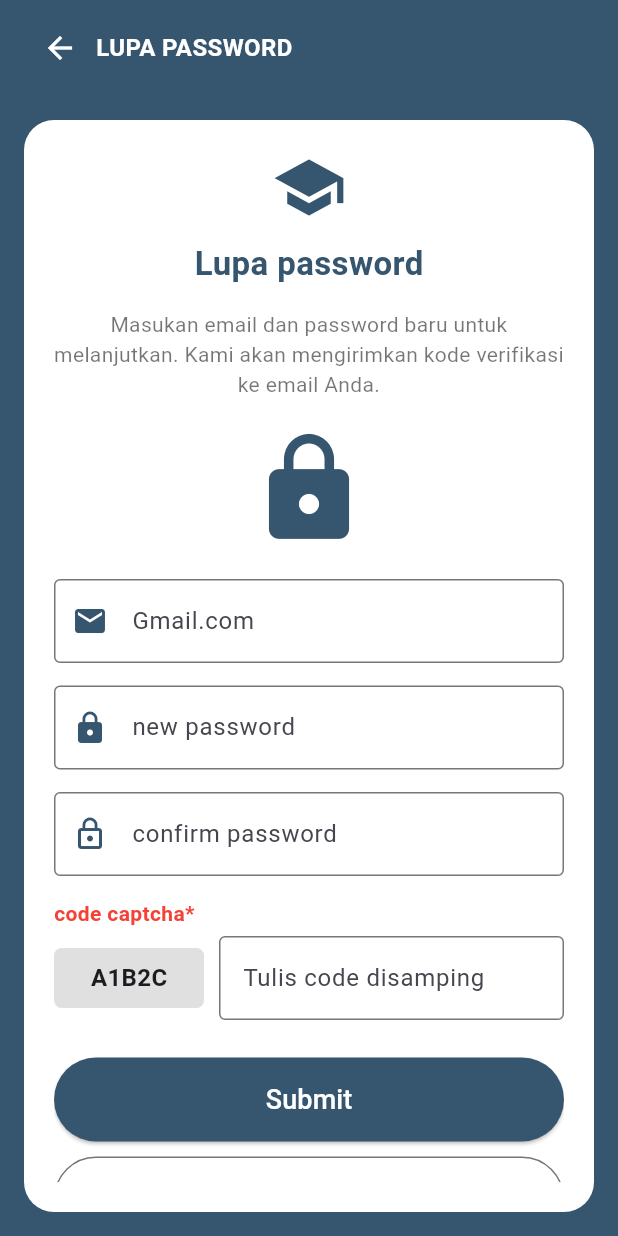
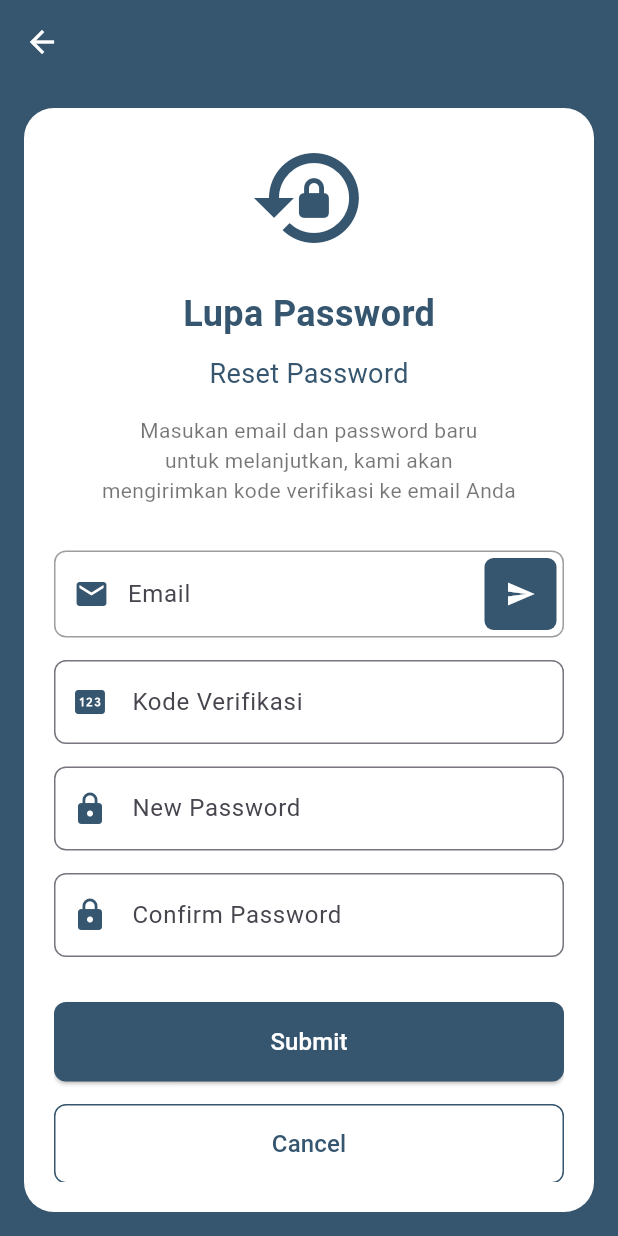
Before and after one commit to Dnoirzz/project_5c_2, a Flutter app: the ForgotPasswordScreen screen opened directly, on a phone screen of 412 x 824 dp. Run offline on Flutter 3.47's test engine with Material 3 defaults, Android fonts, the phone set to English and light mode, and no system bars; our stand-ins replace fl_chart, flutter_typeahead, image_picker.

Commit message:
hapus captcha dan modifikasi button forget password

```diff
--- a/lib/scr/forgot_scr.dart
+++ b/lib/scr/forgot_scr.dart
@@ -1,47 +1,21 @@
-import 'package:SPMB/services/auth_servise.dart';
 import 'package:flutter/material.dart';
-import 'package:http/http.dart' as http;
-import 'dart:convert';
 
 class ForgotPasswordScreen extends StatelessWidget {
   const ForgotPasswordScreen({super.key});
 
   @override
   Widget build(BuildContext context) {
-    TextEditingController emailController = TextEditingController();
-    TextEditingController newPasswordController = TextEditingController();
-    TextEditingController konfirmasiPasswordController =
-        TextEditingController();
     return Scaffold(
       backgroundColor: const Color(0xFF36566F),
-      body: SafeArea(
-        child: Column(
-          children: [
-            // Header
-            Padding(
-              padding: const EdgeInsets.symmetric(horizontal: 16, vertical: 8),
-              child: Row(
-                children: [
-                  IconButton(
+      appBar: AppBar(
+        backgroundColor: Colors.transparent,
+        elevation: 0,
+        leading: IconButton(
           icon: const Icon(Icons.arrow_back, color: Colors.white),
-                    onPressed: () {
-                      Navigator.pop(context);
-                    },
-                  ),
-                  const Text(
-                    "LUPA PASSWORD",
-                    style: TextStyle(
-                      color: Colors.white,
-                      fontSize: 16,
-                      fontWeight: FontWeight.bold,
-                    ),
-                  )
-                ],
+          onPressed: () => Navigator.pop(context),
         ),
       ),
-
-            // Card Konten
-            Expanded(
+      body: SafeArea(
         child: Container(
           width: double.infinity,
           margin: const EdgeInsets.all(16),
@@ -54,129 +28,141 @@ class ForgotPasswordScreen extends StatelessWidget {
             child: Column(
               crossAxisAlignment: CrossAxisAlignment.center,
               children: [
-                      // Ikon cap wisuda
-                      const Icon(Icons.school,
-                          size: 50, color: Color(0xFF36566F)),
-                      const SizedBox(height: 10),
+                // Icon at the top
+                const Icon(
+                  Icons.lock_reset,
+                  size: 80,
+                  color: Color(0xFF36566F),
+                ),
 
+                const SizedBox(height: 20),
+
+                // Title
                 const Text(
-                        "Lupa password",
+                  "Lupa Password",
                   style: TextStyle(
-                          fontSize: 22,
+                    fontSize: 24,
                     fontWeight: FontWeight.bold,
                     color: Color(0xFF36566F),
                   ),
                 ),
+
+                const SizedBox(height: 10),
+
+                // Subtitle
+                const Text(
+                  "Reset Password",
+                  style: TextStyle(
+                    fontSize: 18,
+                    color: Color(0xFF36566F),
+                  ),
+                ),
+
                 const SizedBox(height: 15),
 
+                // Description
                 const Text(
-                        "Masukan email dan password baru untuk melanjutkan. "
-                        "Kami akan mengirimkan kode verifikasi ke email Anda.",
+                  "Masukan email dan password baru\nuntuk melanjutkan, kami akan\nmengirimkan kode verifikasi ke email Anda",
                   textAlign: TextAlign.center,
-                        style: TextStyle(color: Colors.black54, fontSize: 14),
+                  style: TextStyle(
+                    color: Colors.black54,
+                    fontSize: 14,
+                  ),
                 ),
 
-                      const SizedBox(height: 20),
+                const SizedBox(height: 30),
 
-                      const Icon(Icons.lock,
-                          size: 80, color: Color(0xFF36566F)),
-
-                      const SizedBox(height: 20),
-
-                      // Input Email
-                      TextField(
-                        controller: emailController,
+                // Email TextField with Send Button
+                Container(
+                  decoration: BoxDecoration(
+                    border: Border.all(color: Colors.grey),
+                    borderRadius: BorderRadius.circular(8),
+                  ),
+                  child: Row(
+                    children: [
+                      const Padding(
+                        padding: EdgeInsets.only(left: 12),
+                        child: Icon(Icons.email, color: Color(0xFF36566F)),
+                      ),
+                      Expanded(
+                        child: TextField(
                           decoration: const InputDecoration(
-                          prefixIcon:
-                              Icon(Icons.email, color: Color(0xFF36566F)),
-                          labelText: "Gmail.com",
-                          border: OutlineInputBorder(),
+                            hintText: "Email",
+                            border: InputBorder.none,
+                            contentPadding: EdgeInsets.symmetric(horizontal: 12),
                           ),
                         ),
-                      const SizedBox(height: 15),
-
-                      // Input Code Verifikasi
-                      // const TextField(
-                      //   controller: codeController,
-                      //   decoration: InputDecoration(
-                      //     prefixIcon:
-                      //         Icon(Icons.verified, color: Color(0xFF36566F)),
-                      //     labelText: "code verifikasi",
-                      //     border: OutlineInputBorder(),
-                      //   ),
-                      // ),
-
-                      // Input New Password
-                      TextField(
-                        controller: newPasswordController,
-                        obscureText: true,
-                        decoration: const InputDecoration(
-                          prefixIcon:
-                              Icon(Icons.lock, color: Color(0xFF36566F)),
-                          labelText: "new password",
-                          border: OutlineInputBorder(),
                       ),
+                      Container(
+                        margin: const EdgeInsets.all(4),
+                        decoration: BoxDecoration(
+                          color: const Color(0xFF36566F),
+                          borderRadius: BorderRadius.circular(6),
                         ),
-                      const SizedBox(height: 15),
-
-                      // Input Confirm Password
-                      TextField(
-                        controller: konfirmasiPasswordController,
-                        obscureText: true,
-                        decoration: const InputDecoration(
-                          prefixIcon: Icon(Icons.lock_outline,
-                              color: Color(0xFF36566F)),
-                          labelText: "confirm password",
-                          border: OutlineInputBorder(),
-                        ),
-                      ),
-                      const SizedBox(height: 15),
-
-                      // Input Captcha
-                      Column(
-                        crossAxisAlignment: CrossAxisAlignment.start,
-                        children: [
-                          const Text(
-                            "code captcha*",
-                            style: TextStyle(
-                              color: Colors.red,
-                              fontWeight: FontWeight.bold,
-                            ),
-                          ),
-                          const SizedBox(height: 5),
-                          Row(
-                            children: [
-                              Container(
-                                width: 100,
-                                height: 40,
-                                alignment: Alignment.center,
-                                decoration: BoxDecoration(
-                                  color: Colors.grey[300],
-                                  borderRadius: BorderRadius.circular(5),
-                                ),
-                                child: const Text(
-                                  "A1B2C",
-                                  style: TextStyle(
-                                      fontWeight: FontWeight.bold,
-                                      fontSize: 16),
-                                ),
-                              ),
-                              const SizedBox(width: 10),
-                              const Expanded(
-                                child: TextField(
-                                  decoration: InputDecoration(
-                                    hintText: "Tulis code disamping",
-                                    border: OutlineInputBorder(),
-                                  ),
+                        child: IconButton(
+                          icon: const Icon(Icons.send, color: Colors.white, size: 20),
+                          onPressed: () {
+                            // Handle send verification code
+                          },
                         ),
                       ),
                     ],
                   ),
-                        ],
                 ),
 
-                      const SizedBox(height: 25),
+                const SizedBox(height: 15),
 
+                // Token Verification TextField
+                TextField(
+                  decoration: InputDecoration(
+                    prefixIcon: const Icon(
+                      Icons.pin,
+                      color: Color(0xFF36566F),
+                    ),
+                    hintText: "Kode Verifikasi",
+                    border: OutlineInputBorder(
+                      borderRadius: BorderRadius.circular(8),
+                    ),
+                  ),
+                ),
+
+                const SizedBox(height: 15),
+
+                // New Password TextField
+                TextField(
+                  obscureText: true,
+                  decoration: InputDecoration(
+                    prefixIcon: const Icon(
+                      Icons.lock,
+                      color: Color(0xFF36566F),
+                    ),
+                    hintText: "New Password",
+                    border: OutlineInputBorder(
+                      borderRadius: BorderRadius.circular(8),
+                    ),
+                  ),
+                ),
+
+                const SizedBox(height: 15),
+
+                // Confirm Password TextField
+                TextField(
+                  obscureText: true,
+                  decoration: InputDecoration(
+                    prefixIcon: const Icon(
+                      Icons.lock,
+                      color: Color(0xFF36566F),
+                    ),
+                    hintText: "Confirm Password",
+                    border: OutlineInputBorder(
+                      borderRadius: BorderRadius.circular(8),
+                    ),
+                  ),
+                ),
+
+                const SizedBox(height: 30),
+
+                // Submit Button
                 SizedBox(
                   width: double.infinity,
                   child: ElevatedButton(
@@ -184,54 +170,30 @@ class ForgotPasswordScreen extends StatelessWidget {
                       backgroundColor: const Color(0xFF36566F),
                       padding: const EdgeInsets.symmetric(vertical: 15),
                       shape: RoundedRectangleBorder(
-                              borderRadius: BorderRadius.circular(30),
+                        borderRadius: BorderRadius.circular(8),
                       ),
                     ),
-                          onPressed: () async {
-                            try {
-                              var data = await ApiService.reset_password(
-                                emailController.text.trim(),
-                                newPasswordController.text.trim(),
-                              );
-
-                              if (data['status'] == 'success') {
-                                ScaffoldMessenger.of(context).showSnackBar(
-                                  SnackBar(content: Text(data['message'])),
-                                );
-                                Navigator.pop(context);
-                              } else {
-                                ScaffoldMessenger.of(context).showSnackBar(
-                                  SnackBar(
-                                    content: Text(data['message'] ??
-                                        'Gagal reset password'),
-                                  ),
-                                );
-                              }
-                            } catch (e) {
-                              ScaffoldMessenger.of(context).showSnackBar(
-                                SnackBar(
-                                  content: Text("Terjadi kesalahan: $e"),
-                                ),
-                              );
-                            }
+                    onPressed: () {
+                      // Handle submit
                     },
                     child: const Text(
                       "Submit",
-                            style: TextStyle(fontSize: 18, color: Colors.white),
+                      style: TextStyle(fontSize: 16, color: Colors.white),
                     ),
                   ),
                 ),
 
-                      const SizedBox(height: 10),
+                const SizedBox(height: 15),
 
-                      // Tombol Cancel
+                // Cancel Button
                 SizedBox(
                   width: double.infinity,
                   child: OutlinedButton(
                     style: OutlinedButton.styleFrom(
                       padding: const EdgeInsets.symmetric(vertical: 15),
+                      side: const BorderSide(color: Color(0xFF36566F)),
                       shape: RoundedRectangleBorder(
-                              borderRadius: BorderRadius.circular(30),
+                        borderRadius: BorderRadius.circular(8),
                       ),
                     ),
                     onPressed: () {
@@ -239,7 +201,10 @@ class ForgotPasswordScreen extends StatelessWidget {
                     },
                     child: const Text(
                       "Cancel",
-                            style: TextStyle(fontSize: 18, color: Colors.black),
+                      style: TextStyle(
+                        fontSize: 16,
+                        color: Color(0xFF36566F),
+                      ),
                     ),
                   ),
                 ),
@@ -248,9 +213,6 @@ class ForgotPasswordScreen extends StatelessWidget {
           ),
         ),
       ),
-          ],
-        ),
-      ),
     );
   }
 }
```
Lines whose indentation alone changed are shown as unchanged.
